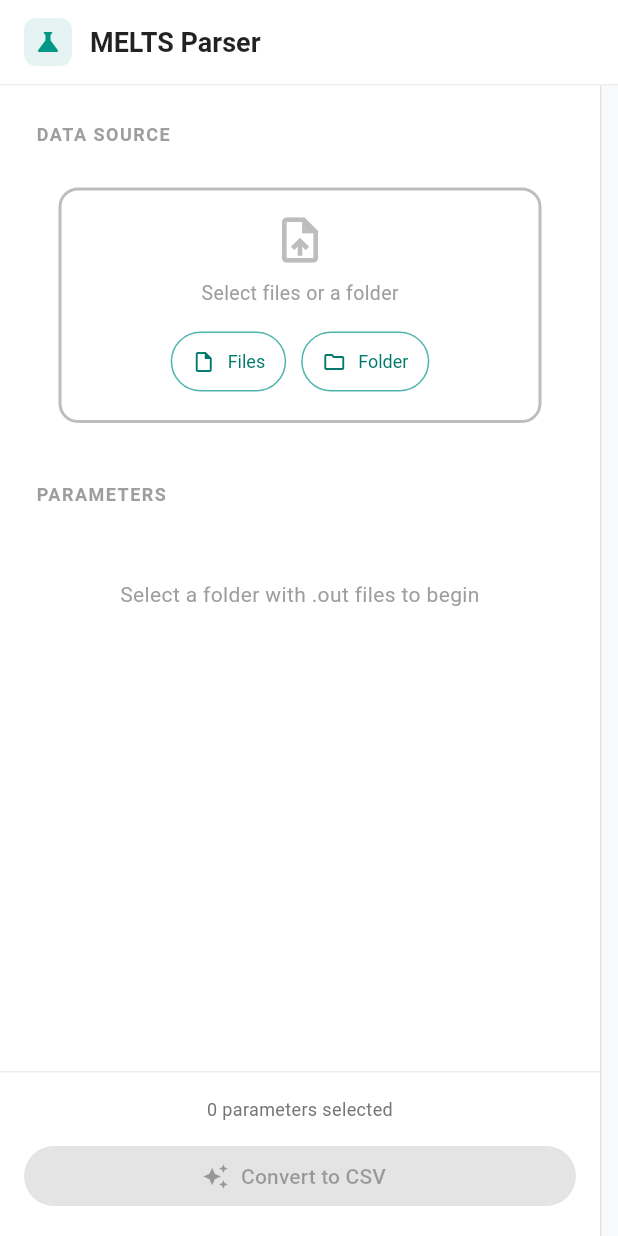
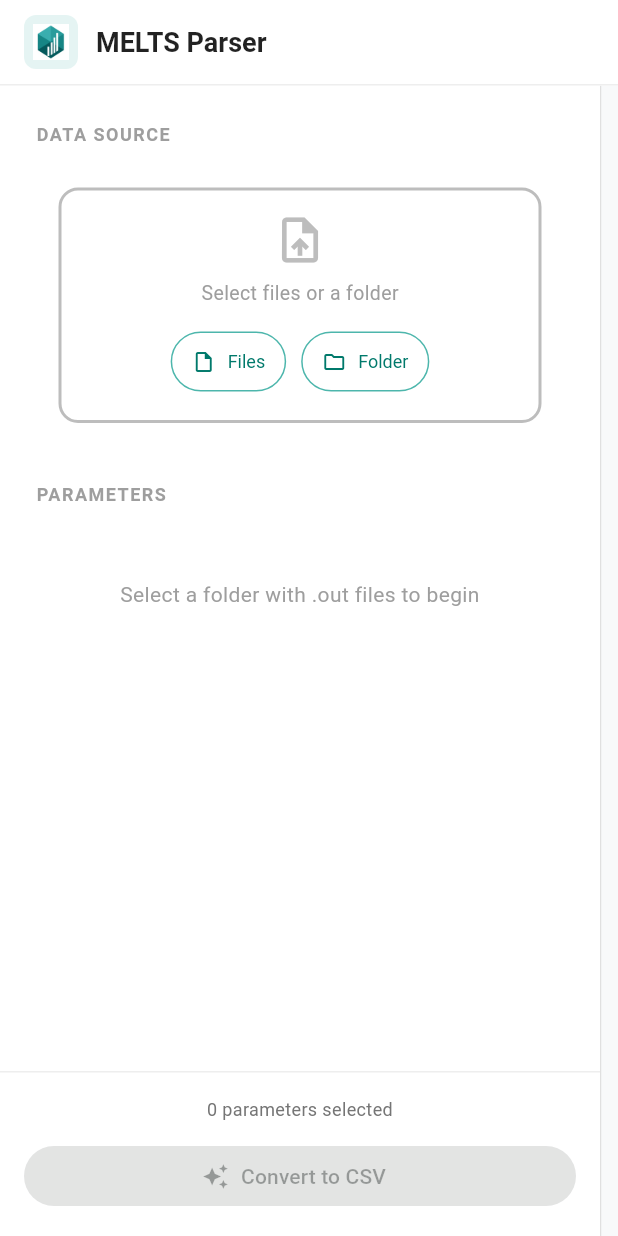
Before and after one commit to codexaslam/MELTS-Parser, a Flutter app: the screen it shows after launch, on a phone screen of 412 x 824 dp. Run offline on Flutter 3.47's test engine with Material 3 defaults, Android fonts, the phone set to English and light mode, and no system bars; our stand-ins replace file_picker, universal_io; missing offline and left inert: universal_html.

Commit message:
Update logo and favicon to new image

```diff
--- a/lib/main.dart
+++ b/lib/main.dart
@@ -186,7 +186,12 @@ class _HomePageState extends State<HomePage> {
                 color: Colors.teal.withOpacity(0.1),
                 borderRadius: BorderRadius.circular(8),
               ),
-              child: const Icon(Icons.science, color: Colors.teal, size: 20),
+              child: Image.asset(
+                'assets/images/apple-touch-icon.png',
+                width: 24,
+                height: 24,
+                fit: BoxFit.contain,
+              ),
             ),
             const SizedBox(width: 12),
             const Text('MELTS Parser'),
```
Also changed, not shown: pubspec.yaml (+5 -3 lines), assets/images/MELTS.png (added), assets/images/apple-touch-icon.png (added), 4 other files.
